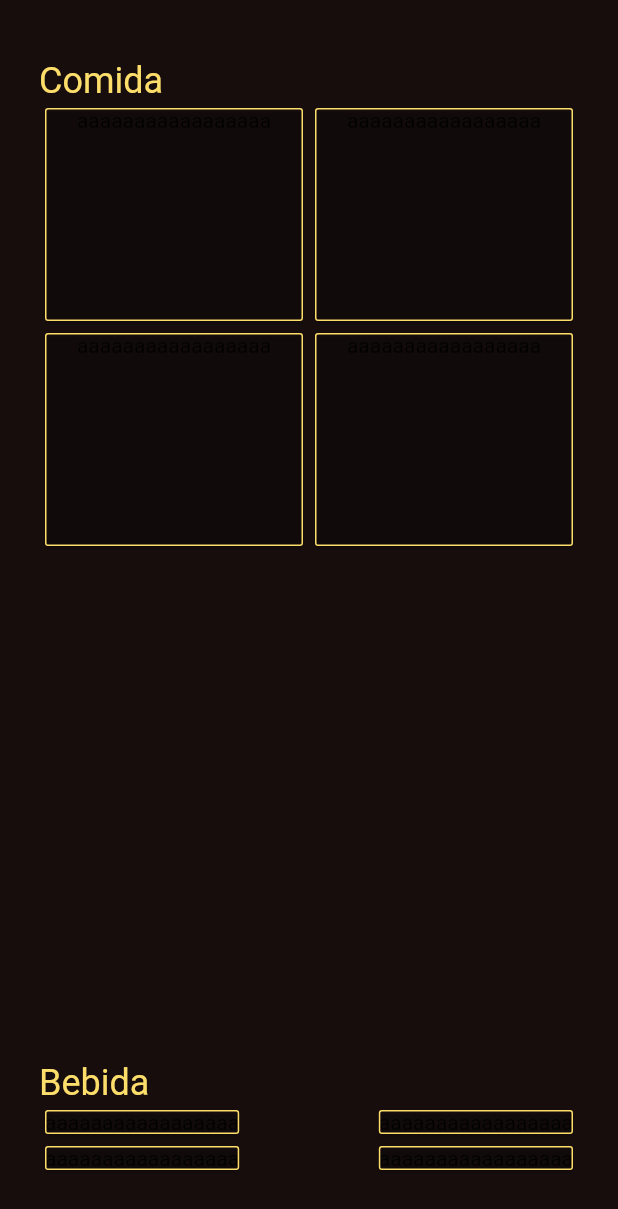
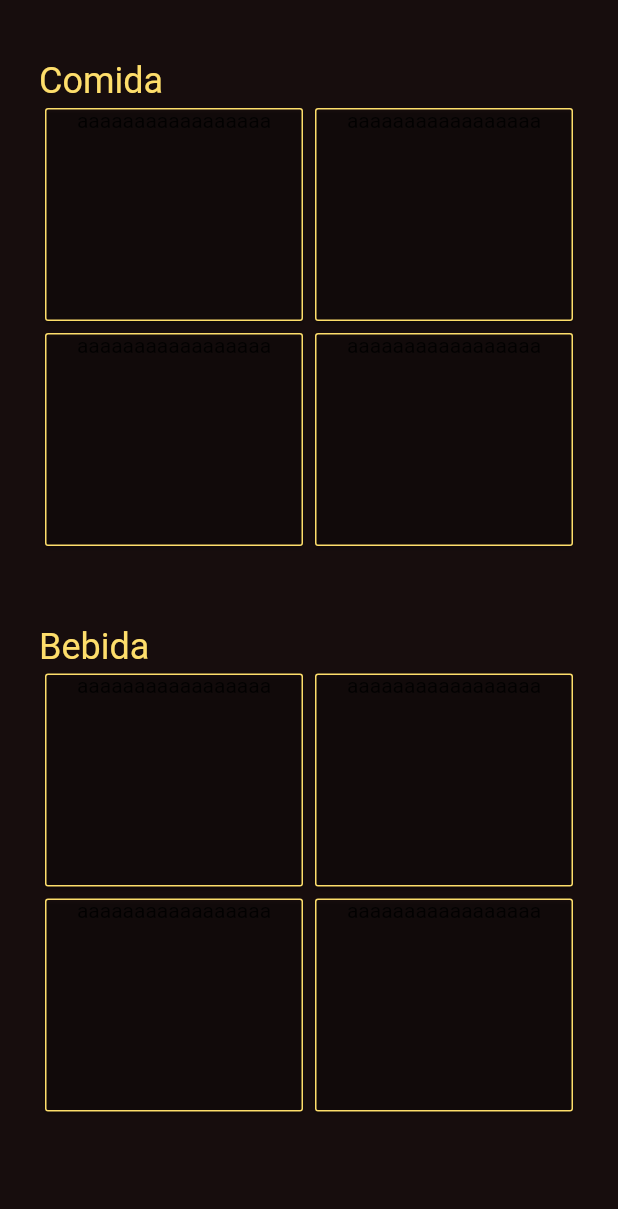
Before and after one commit to CauiDavis/cinefood, a Flutter app: the HomeClient screen opened directly, on a phone screen of 412 x 824 dp. Shown: the top 1209 px of the screen. Run offline on Flutter 3.47's test engine with Material 2 defaults, Android fonts, the phone set to English and light mode, and no system bars.

Commit message:
Update home_client.dart

```diff
--- a/lib/screens/home_client.dart
+++ b/lib/screens/home_client.dart
@@ -3,7 +3,8 @@ import 'package:flutter/material.dart';
 import '../widgets/cards_home.dart';
 
 class HomeClient extends StatelessWidget {
-  const HomeClient({super.key});
+  HomeClient({super.key});
+  bool isCardSelected = false;
 
   @override
   Widget build(BuildContext context) {
@@ -25,7 +26,6 @@ class HomeClient extends StatelessWidget {
                       child: GridView.builder(
                 gridDelegate: SliverGridDelegateWithFixedCrossAxisCount(
                   crossAxisCount: 2,
-
                   childAspectRatio: 1.2,
                 ),
                 itemCount: 4,
@@ -34,39 +34,29 @@ class HomeClient extends StatelessWidget {
                 },
               ))),
               SizedBox(
-              height: 40,
+                height: 10,
               ),
-            SizedBox(
-                width: MediaQuery.of(context).size.width * 0.95,
-                child: Column(
-                  crossAxisAlignment: CrossAxisAlignment.start,
-                  children: [
-                    Text(
-                      'Bebida',
+              Text('Bebida',
                   style: TextStyle(
                     color: Color(0xFFFEDE6B),
                     fontSize: 24,
+                  )),
+              Expanded(
+                  child: SizedBox.expand(
+                      child: GridView.builder(
+                gridDelegate: SliverGridDelegateWithFixedCrossAxisCount(
+                  crossAxisCount: 2,
+                  childAspectRatio: 1.2,
+                ),
+                itemCount: 4,
+                itemBuilder: (context, index) {
+                  return CardsHome();
+                },
+              ))),
+            ],
           ),
         ),
-                    Row(
-                      mainAxisAlignment: MainAxisAlignment.spaceBetween,
-                      children: [
-                        CardsHome(),
-                        CardsHome(),
-                      ],
-                    ),
-                    Row(
-                      mainAxisAlignment: MainAxisAlignment.spaceBetween,
-                      children: [
-                        CardsHome(),
-                        CardsHome(),
-                      ],
-                    )
-                  ],
       )),
-          ],
-        ),
-      ))),
     );
   }
 }
```
Lines whose indentation alone changed are shown as unchanged.
